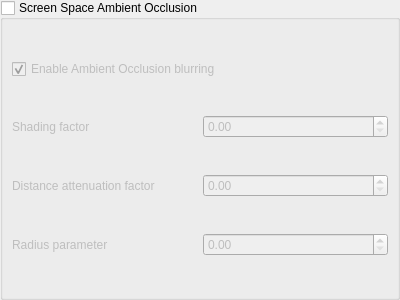
Above: src/ui/3d/ambientocclusionsettingswidget.ui from qgis/QGIS before the change. Below: the same form after it.
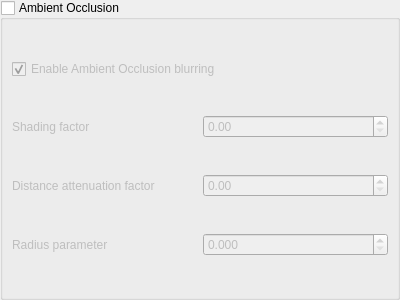
That is the form after the change.

Commit message: fix naming and add tooltips

What changed in the file:
```diff
--- a/src/ui/3d/ambientocclusionsettingswidget.ui
+++ b/src/ui/3d/ambientocclusionsettingswidget.ui
@@ -26,7 +26,7 @@
    <item row="0" column="0">
     <widget class="QGroupBox" name="mAmbientOcclusionGroupBox">
      <property name="title">
-      <string>Screen Space Ambient Occlusion</string>
+      <string>Ambient Occlusion</string>
      </property>
      <property name="checkable">
       <bool>true</bool>
@@ -44,6 +44,9 @@
       </item>
       <item row="3" column="1">
        <widget class="QDoubleSpinBox" name="mRadiusParameterSpinBox">
+        <property name="decimals">
+         <number>3</number>
+        </property>
         <property name="maximum">
          <double>1.000000000000000</double>
         </property>
```
The commit also changes 2 other files.
